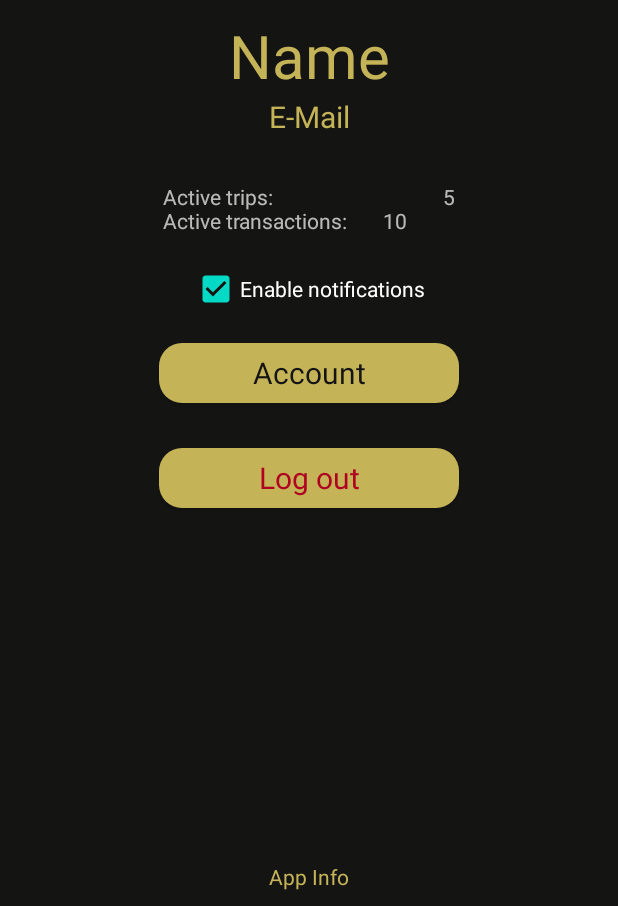
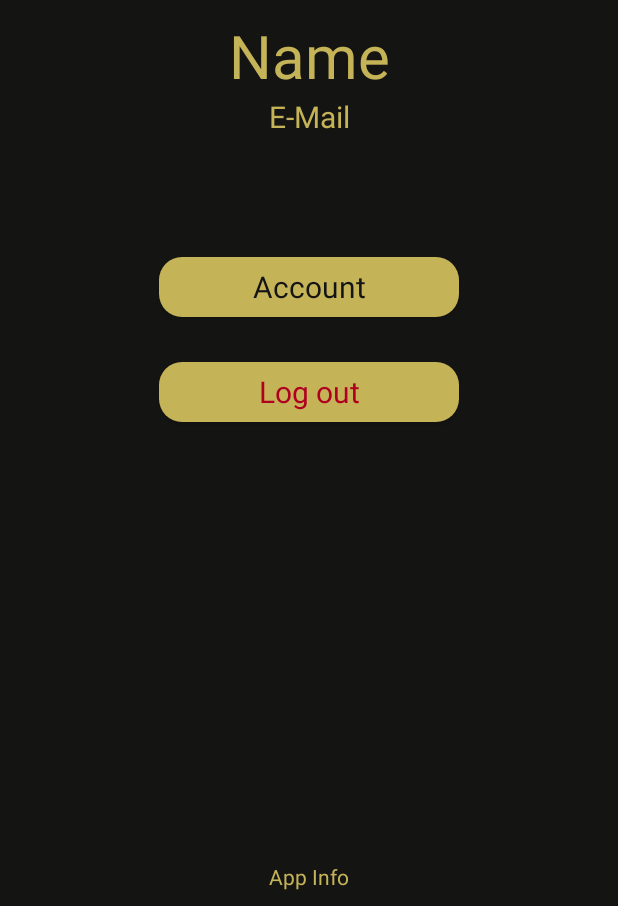
Before and after one commit to SlimexTheHero/Mobile_Pecunia, an Android app: the Settings_Screen screen opened directly, with no data from a screen before it, on a phone screen of 412 x 824 dp, the part 330-1236 px from its top. Run offline under Robolectric (Android 15) with nearby library versions, the phone set to English and light mode, and no system bars; our stand-ins replace CircleImageView; network calls fail.

Commit message:
change pw

```diff
--- a/Backend/src/main/java/com/mobilecomputing/pecunia/controller/TripController.java
+++ b/Backend/src/main/java/com/mobilecomputing/pecunia/controller/TripController.java
@@ -154,6 +154,7 @@ public class TripController {
             ArrayList<String> responseList = new ArrayList<>();
            String billingString= billingCalculator.calcBill(tripRepository.findById(tripId).get());
            responseList.add(billingString);
+           //todo gruppe löschen
             return ResponseEntity.status(HttpStatus.OK).body(responseList);
         }catch (NoSuchElementException e){
             return ResponseEntity.status(HttpStatus.NOT_FOUND).body("Trip not found");
--- a/Frontend/app/src/main/java/com/example/mobileapp/MemberFragment.java
+++ b/Frontend/app/src/main/java/com/example/mobileapp/MemberFragment.java
@@ -201,6 +201,7 @@ public class MemberFragment extends Fragment {
                             Log.d(TAG, "Send to this User " + response.body());
                             sendMail.execute();
                         }
+                        getActivity().finish();
                     }
 
                     @Override
@@ -208,7 +209,6 @@ public class MemberFragment extends Fragment {
 
                     }
                 });
-                //getActivity().finish();
             }
         });
         endTrip.setNegativeButton("Decline", new DialogInterface.OnClickListener() {
--- a/Frontend/app/src/main/java/com/example/mobileapp/Settings_Screen.java
+++ b/Frontend/app/src/main/java/com/example/mobileapp/Settings_Screen.java
@@ -16,23 +16,15 @@ import android.widget.Toast;
 public class Settings_Screen extends AppCompatActivity {
 
     public static final String SHARED_PREFS = "sharedPrefs";
-    private TextView counter;
     private Button profileButton;
     private Button logOutButton;
     private TextView appInfo;
-
-    int trips;
-    int transactions;
 
     @Override
     protected void onCreate(Bundle savedInstanceState) {
         super.onCreate(savedInstanceState);
         setContentView(R.layout.settings_screen);
 
-
-        trips = 5;
-        transactions = 10;
-        counter = findViewById(R.id.tripTransactionCounter);
         profileButton = findViewById(R.id.profileButton);
         logOutButton = findViewById(R.id.logoutButton);
         appInfo = findViewById(R.id.appInfo);
@@ -53,6 +45,7 @@ public class Settings_Screen extends AppCompatActivity {
                 editor.remove("Password");
                 editor.remove("E-Mail");
                 editor.apply();
+                finish();
                 startActivity(new Intent(Settings_Screen.this, Start_Screen.class));
             }
         });
@@ -65,21 +58,6 @@ public class Settings_Screen extends AppCompatActivity {
                 startActivity(new Intent(Settings_Screen.this, App_Info_Screen.class));
             }
         });
-
-        //Will be replaced by actual amount
-        int trips = 5;
-        int transactions = 10;
-        counter.setText("Active trips: \t\t\t\t\t\t\t\t\t" + trips +"\n" +
-                                "Active transactions: \t\t" + transactions);
-    }
-
-
-    public void enableNotification (View view) {
-        if(((CheckBox)view).isChecked()) {
-            //Activate notifications
-        } else {
-            //Disable notifications
-        }
     }
 
     public void backButton(View view) {
--- a/Frontend/app/src/main/res/layout/settings_screen.xml
+++ b/Frontend/app/src/main/res/layout/settings_screen.xml
@@ -45,29 +45,13 @@
         android:gravity="center"
         android:textSize="20dp" />
 
-    <TextView
-        android:id="@+id/tripTransactionCounter"
-        android:layout_width="wrap_content"
-        android:layout_height="wrap_content"
-        android:gravity="start"
-        android:layout_gravity="center"
-        android:layout_marginTop="30dp"
-        android:text="Trips and active Transactions" />
 
-    <CheckBox
-        android:layout_width="wrap_content"
-        android:layout_height="wrap_content"
-        android:layout_gravity="center"
-        android:checked="true"
-        android:layout_marginTop="20dp"
-        android:onClick="enableNotification"
-        android:text="Enable notifications"/>
 
     <Button
         android:id="@+id/profileButton"
         android:layout_width="200dp"
         android:layout_height="40dp"
-        android:layout_marginTop="20dp"
+        android:layout_marginTop="80dp"
         android:layout_gravity="center_horizontal"
         android:background="@drawable/btn_rounded"
         android:text="Account"
--- a/Frontend/app/src/main/res/layout/trip_main_screen.xml
+++ b/Frontend/app/src/main/res/layout/trip_main_screen.xml
@@ -19,10 +19,11 @@
 
         <ImageView
             android:id="@+id/notifications"
-            android:layout_width="wrap_content"
+            android:layout_width="40dp"
             android:layout_height="30dp"
             android:layout_marginRight="30dp"
-            android:src="@drawable/notification"    />
+            android:src="@drawable/notification"
+            android:layout_gravity="left"/>
         <ImageView
             android:id="@+id/settings_button"
             android:layout_width="30dp"
```
Also changed, not shown: Frontend/app/src/main/java/com/example/mobileapp/Account_Settings_Screen.java (+35 -18 lines).
